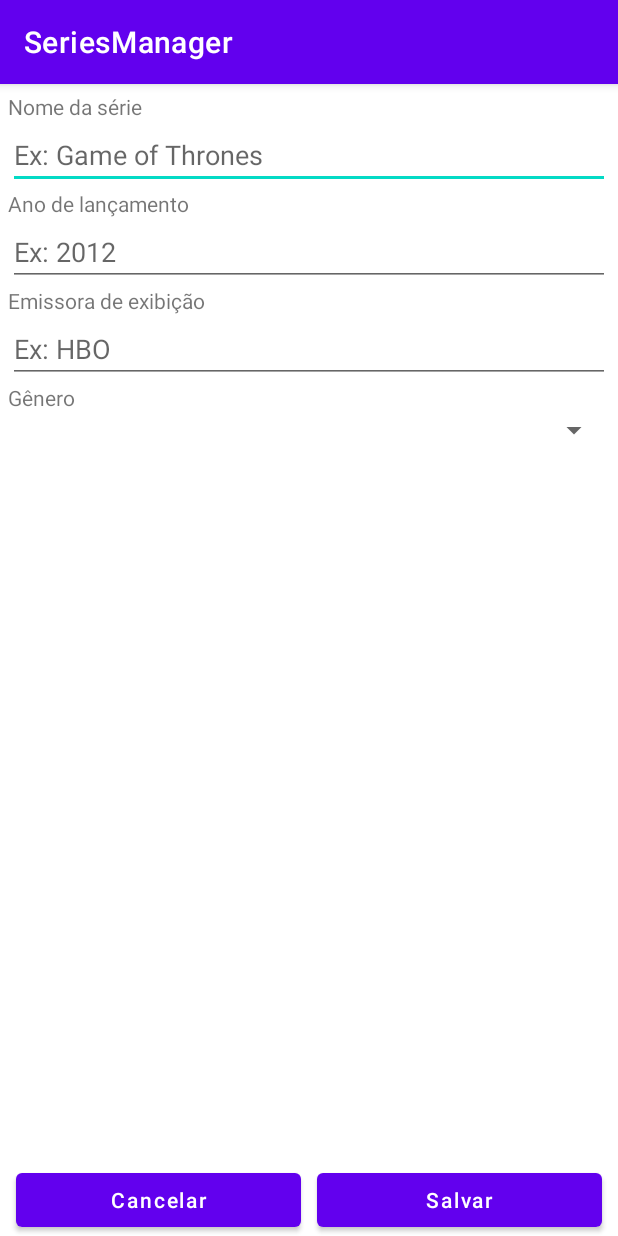
After one commit to vinilaureto/SeriesManager, an Android app: the SeriesEditorActivity screen opened directly, with no data from a screen before it, on a phone screen of 412 x 824 dp. The commit adds this screen. Run offline under Robolectric (Android 15) with nearby library versions, the phone set to English and light mode, and no system bars.

Commit message:
Create series editor activity and season activity. Prepare main activity to send intents. Add context menu for edition and exclude

```diff
--- a/app/src/main/AndroidManifest.xml
+++ b/app/src/main/AndroidManifest.xml
@@ -10,6 +10,12 @@
         android:supportsRtl="true"
         android:theme="@style/Theme.SeriesManager">
         <activity
+            android:name=".SeriesEditorActivity"
+            android:exported="true" />
+        <activity
+            android:name=".SeasonActivity"
+            android:exported="true" />
+        <activity
             android:name=".MainActivity"
             android:exported="true">
             <intent-filter>
--- /dev/null
+++ b/app/src/main/java/com/vinilaureto/seriesmanager/SeriesEditorActivity.kt
@@ -0,0 +1,15 @@
+package com.vinilaureto.seriesmanager
+
+import androidx.appcompat.app.AppCompatActivity
+import android.os.Bundle
+import android.view.View
+
+class SeriesEditorActivity : AppCompatActivity() {
+    override fun onCreate(savedInstanceState: Bundle?) {
+        super.onCreate(savedInstanceState)
+        setContentView(R.layout.activity_series_editor)
+    }
+
+    fun cancelAction(view: View) {}
+    fun saveAction(view: View) {}
+}
--- /dev/null
+++ b/app/src/main/res/layout/activity_series_editor.xml
@@ -0,0 +1,115 @@
+<?xml version="1.0" encoding="utf-8"?>
+<androidx.constraintlayout.widget.ConstraintLayout xmlns:android="http://schemas.android.com/apk/res/android"
+    xmlns:app="http://schemas.android.com/apk/res-auto"
+    xmlns:tools="http://schemas.android.com/tools"
+    android:layout_width="match_parent"
+    android:layout_height="match_parent"
+    android:layout_marginLeft="5dp"
+    android:layout_marginRight="5dp"
+    android:layout_marginTop="5dp"
+    tools:context=".SeriesEditorActivity">
+
+    <TextView
+        android:id="@+id/seriesNameTv"
+        android:text="Nome da série"
+        android:layout_width="match_parent"
+        android:layout_height="wrap_content"
+        app:layout_constraintTop_toTopOf="parent"
+        app:layout_constraintLeft_toLeftOf="parent"
+        app:layout_constraintRight_toRightOf="parent" />
+
+    <EditText
+        android:id="@+id/seriesNameEt"
+        android:hint="Ex: Game of Thrones"
+        android:layout_width="match_parent"
+        android:layout_height="wrap_content"
+        app:layout_constraintTop_toBottomOf="@+id/seriesNameTv"
+        app:layout_constraintLeft_toLeftOf="parent"
+        app:layout_constraintRight_toRightOf="parent" />
+
+    <TextView
+        android:id="@+id/seriesYearTv"
+        android:text="Ano de lançamento"
+        android:layout_width="match_parent"
+        android:layout_height="wrap_content"
+        app:layout_constraintTop_toBottomOf="@+id/seriesNameEt"
+        app:layout_constraintLeft_toLeftOf="parent"
+        app:layout_constraintRight_toRightOf="parent" />
+
+    <EditText
+        android:id="@+id/seriesYearEt"
+        android:hint="Ex: 2012"
+        android:layout_width="match_parent"
+        android:inputType="number"
+        android:layout_height="wrap_content"
+        app:layout_constraintTop_toBottomOf="@+id/seriesYearTv"
+        app:layout_constraintLeft_toLeftOf="parent"
+        app:layout_constraintRight_toRightOf="parent" />
+
+    <TextView
+        android:id="@+id/seriesChannelTv"
+        android:text="Emissora de exibição"
+        android:layout_width="match_parent"
+        android:layout_height="wrap_content"
+        app:layout_constraintTop_toBottomOf="@+id/seriesYearEt"
+        app:layout_constraintLeft_toLeftOf="parent"
+        app:layout_constraintRight_toRightOf="parent" />
+
+    <EditText
+        android:id="@+id/seriesChannelEt"
+        android:hint="Ex: HBO"
+        android:layout_width="match_parent"
+        android:inputType="text"
+        android:layout_height="wrap_content"
+        app:layout_constraintTop_toBottomOf="@+id/seriesChannelTv"
+        app:layout_constraintLeft_toLeftOf="parent"
+        app:layout_constraintRight_toRightOf="parent" />
+
+    <TextView
+        android:id="@+id/seriesGenreTv"
+        android:text="Gênero"
+        android:layout_width="match_parent"
+        android:layout_height="wrap_content"
+        app:layout_constraintTop_toBottomOf="@+id/seriesChannelEt"
+        app:layout_constraintLeft_toLeftOf="parent"
+        app:layout_constraintRight_toRightOf="parent" />
+
+    <Spinner
+        android:id="@+id/seriesGenreSp"
+        android:layout_width="0dp"
+        android:layout_height="wrap_content"
+        android:entries="@array/series_genres"
+        app:layout_constraintLeft_toLeftOf="parent"
+        app:layout_constraintRight_toRightOf="parent"
+        app:layout_constraintTop_toBottomOf="@+id/seriesGenreTv" />
+
+    <LinearLayout
+        android:id="@+id/seriesActionsLl"
+        android:layout_width="match_parent"
+        android:layout_height="wrap_content"
+        app:layout_constraintLeft_toLeftOf="parent"
+        app:layout_constraintRight_toRightOf="parent"
+        app:layout_constraintBottom_toBottomOf="parent"
+        android:orientation="horizontal" >
+
+        <Button
+            android:layout_width="match_parent"
+            android:layout_height="wrap_content"
+            android:layout_marginHorizontal="5dp"
+            android:text="Cancelar"
+            android:onClick="cancelAction"
+            android:textAllCaps="false"
+            android:layout_weight="1"/>
+
+        <Button
+            android:layout_width="match_parent"
+            android:layout_height="wrap_content"
+            android:layout_marginHorizontal="5dp"
+            android:text="Salvar"
+            android:onClick="saveAction"
+            android:textAllCaps="false"
+            android:layout_weight="1"/>
+    </LinearLayout>
+
+
+</androidx.constraintlayout.widget.ConstraintLayout>
```
Also changed, not shown: app/src/main/java/com/vinilaureto/seriesmanager/MainActivity.kt (+79 -0 lines), app/src/main/java/com/vinilaureto/seriesmanager/SeasonActivity.kt (added, +11 -0 lines), app/src/main/res/layout/activity_season.xml (added, +46 -0 lines), app/src/main/res/menu/context_menu_item.xml (added, +9 -0 lines).
